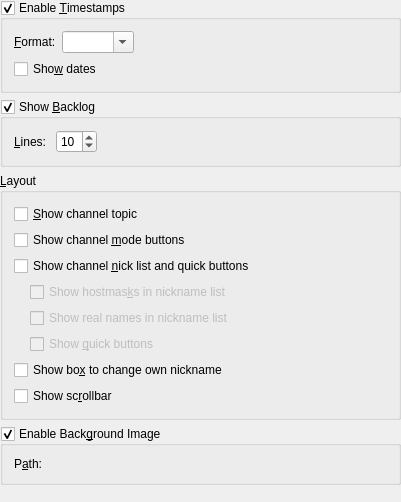
Old version of the form src/config/chatwindowappearance_config.ui in the repository KDE/konversation.
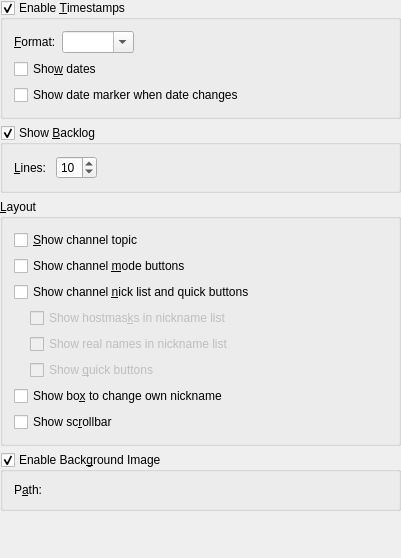
New version of the form. Custom widgets are drawn as their Qt base class.

Commit message: Add date marker for first line on new date if date not in timestamp

The edit to the form file:
```diff
--- a/src/config/chatwindowappearance_config.ui
+++ b/src/config/chatwindowappearance_config.ui
@@ -11,7 +11,7 @@
     <x>0</x>
     <y>0</y>
     <width>401</width>
-    <height>502</height>
+    <height>558</height>
    </rect>
   </property>
   <layout class="QVBoxLayout" name="verticalLayout_2">
@@ -70,6 +70,13 @@
         </property>
        </spacer>
       </item>
+      <item row="2" column="0" colspan="3">
+       <widget class="QCheckBox" name="kcfg_ShowDateLine">
+        <property name="text">
+         <string>Show date marker when date changes</string>
+        </property>
+       </widget>
+      </item>
      </layout>
     </widget>
    </item>
```
Left out of the diff: 68 changed lines with no effect on the pictures. The commit also changes 3 other files.
